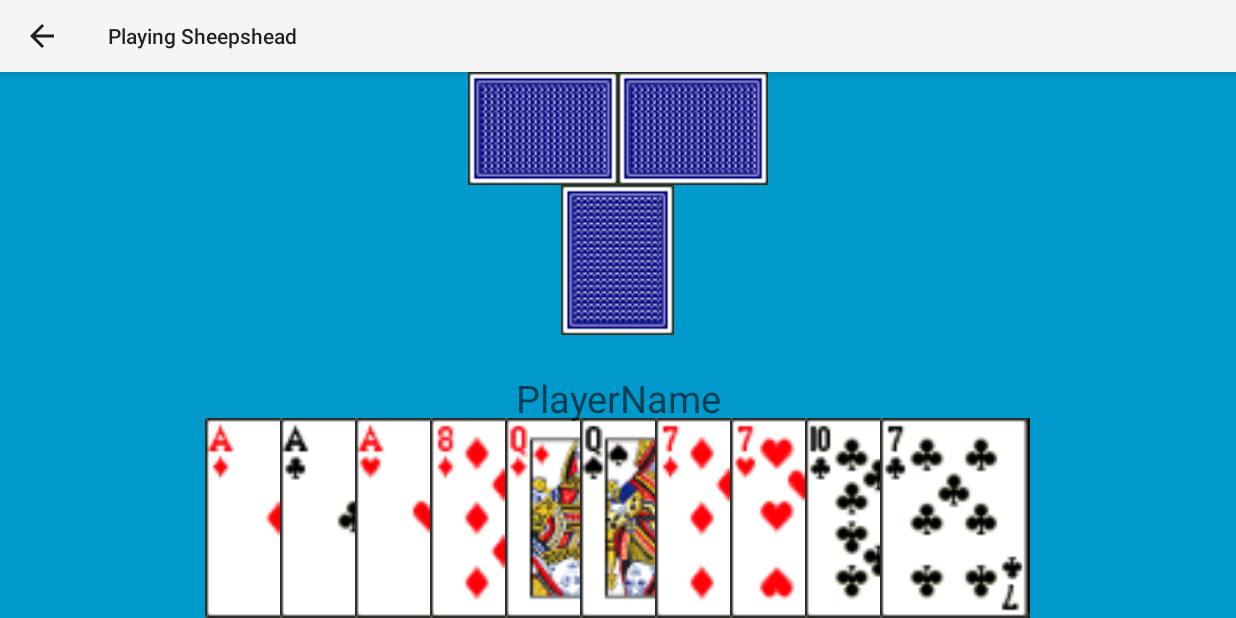
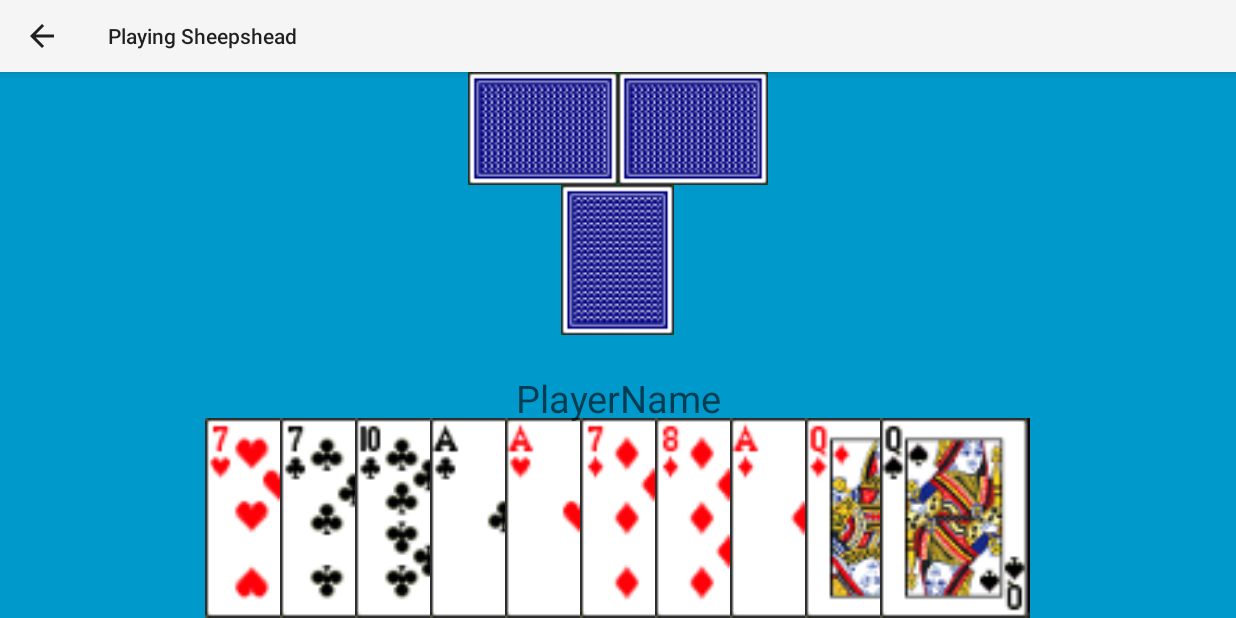
Before and after one commit to kasuboski/Sheepshead-Android, an Android app: the screen it shows after launch (PlayingActivity), after a tap on "SUBMIT", on a phone screen of 824 x 412 dp (held sideways). Run offline under Robolectric (Android 15) with nearby library versions, the phone set to English and light mode, and no system bars; 2 statements that could not run were skipped.

Commit message:
Fixed when a card is removed the views not being updated correctly.

```diff
--- a/sheepshead/src/main/java/com/JoshCorp/sheepshead/Card.java
+++ b/sheepshead/src/main/java/com/JoshCorp/sheepshead/Card.java
@@ -3,7 +3,7 @@ package com.JoshCorp.sheepshead;
 /**
  * Created by Josh on 5/24/14.
  */
-public class Card {
+public class Card implements Comparable<Card> {
     public static enum Suit {CLUBS, SPADES, HEARTS, DIAMONDS}
 
     private Suit suit;
@@ -17,6 +17,15 @@ public class Card {
         this.points = points;
         this.rank = rank;
         this.resource = resource;
+    }
+    public int compareTo(Card other) {
+        if (this.getRank() < other.getRank()) {
+            return -1;
+        }
+        else if (this.getRank() > other.getRank()) {
+            return 1;
+        }
+        return 0;
     }
 
     public Suit getSuit() {
@@ -38,4 +47,9 @@ public class Card {
     public String getResource() {
         return resource;
     }
+
+    @Override
+    public String toString(){
+        return this.getIdentifier() + " of " + this.getSuit();
+    }
 }
--- a/sheepshead/src/main/java/com/JoshCorp/sheepshead/Deck.java
+++ b/sheepshead/src/main/java/com/JoshCorp/sheepshead/Deck.java
@@ -30,7 +30,7 @@ public class Deck {
         cards.add(new Card("7", Card.Suit.HEARTS, 0, 1, "hearts_7"));
         cards.add(new Card("8", Card.Suit.HEARTS, 0, 2, "hearts_8"));
         cards.add(new Card("9", Card.Suit.HEARTS, 0, 3, "hearts_9"));
-        cards.add(new Card("k", Card.Suit.HEARTS, 4, 4, "hearts_k"));
+        cards.add(new Card("K", Card.Suit.HEARTS, 4, 4, "hearts_k"));
         cards.add(new Card("10", Card.Suit.HEARTS, 10, 5, "hearts_10"));
         cards.add(new Card("A", Card.Suit.HEARTS, 11, 6, "hearts_a"));
 
--- a/sheepshead/src/main/java/com/JoshCorp/sheepshead/Hand.java
+++ /dev/null
@@ -1,7 +0,0 @@
-package com.JoshCorp.sheepshead;
-
-/**
- * Created by Marvin on 5/25/14.
- */
-public class Hand {
-}
--- a/sheepshead/src/main/java/com/JoshCorp/sheepshead/PlayingActivity.java
+++ b/sheepshead/src/main/java/com/JoshCorp/sheepshead/PlayingActivity.java
@@ -2,62 +2,22 @@ package com.JoshCorp.sheepshead;
 
 import android.app.ActionBar;
 import android.content.Intent;
-import android.graphics.Color;
-import android.media.Image;
 import android.os.Bundle;
 import android.support.v7.app.ActionBarActivity;
-import android.view.Gravity;
-import android.view.Menu;
-import android.view.MenuItem;
 import android.view.View;
-import android.view.ViewGroup;
-import android.view.ViewManager;
 import android.widget.ImageButton;
 import android.widget.ImageView;
 import android.widget.RelativeLayout;
 import android.widget.TextView;
 
 import java.util.ArrayList;
+import java.util.Collections;
 import java.util.Random;
 
 
 public class PlayingActivity extends ActionBarActivity {
 
-    private final static int[] cardDeck = new int[] {
-            R.drawable.clubs_10,
-            R.drawable.clubs_9,
-            R.drawable.clubs_8,
-            R.drawable.clubs_7,
-            R.drawable.clubs_a,
-            R.drawable.clubs_j,
-            R.drawable.clubs_q,
-            R.drawable.clubs_k,
-            R.drawable.diamonds_10,
-            R.drawable.diamonds_9,
-            R.drawable.diamonds_8,
-            R.drawable.diamonds_7,
-            R.drawable.diamonds_a,
-            R.drawable.diamonds_k,
-            R.drawable.diamonds_q,
-            R.drawable.diamonds_j,
-            R.drawable.hearts_10,
-            R.drawable.hearts_9,
-            R.drawable.hearts_8,
-            R.drawable.hearts_7,
-            R.drawable.hearts_a,
-            R.drawable.hearts_k,
-            R.drawable.hearts_q,
-            R.drawable.hearts_j,
-            R.drawable.spades_10,
-            R.drawable.spades_9,
-            R.drawable.spades_8,
-            R.drawable.spades_7,
-            R.drawable.spades_a,
-            R.drawable.spades_k,
-            R.drawable.spades_q,
-            R.drawable.spades_j
-    };
-
+    private ArrayList<Card> hand = new ArrayList<Card>(10);
     private final static Random randy = new Random();
 
     public void getCard(View view) {
@@ -67,9 +27,12 @@ public class PlayingActivity extends ActionBarActivity {
         image.setBackground(view.getBackground());
         //move card object
         Card card = (Card)view.getTag();
+        hand.remove(card);
+        System.out.println("Removed: " + card);
+        //remove imageButton of card
+//        ((ViewManager)view.getParent()).removeView(view);
 
-        //remove imageButton of card
-        ((ViewManager)view.getParent()).removeView(view);
+        updateCards((ArrayList<Card>)hand.clone());
 
         //displayed random new card
 //        view.setBackgroundResource(cardDeck[randy.nextInt(cardDeck.length)]);
@@ -92,8 +55,21 @@ public class PlayingActivity extends ActionBarActivity {
 
         //create a deck and deal cards
         Deck deck = new Deck();
-        for(int i=1;i<=10;i++){
-            Card card = deck.draw();
+
+        for(int i=0;i<10;i++){
+            hand.add(deck.draw());
+        }
+        Collections.sort(hand);
+       updateCards((ArrayList<Card>)hand.clone());
+    }
+    private void updateCards(ArrayList<Card> cards){
+        //get the layout
+        RelativeLayout layout = (RelativeLayout)findViewById(R.id.handContainer);
+        layout.removeAllViewsInLayout();
+        for(int i=1;i<=cards.size();i++){
+            System.out.println(i);
+            Card card = cards.get(i-1);
+            System.out.println("Added: " + card);
             ImageButton image = new ImageButton(this);
             RelativeLayout.LayoutParams params =
                     new RelativeLayout.LayoutParams(RelativeLayout.LayoutParams.WRAP_CONTENT,
--- a/sheepshead/src/main/java/com/JoshCorp/sheepshead/WelcomeScreenActivity.java
+++ b/sheepshead/src/main/java/com/JoshCorp/sheepshead/WelcomeScreenActivity.java
@@ -4,8 +4,6 @@ import android.app.ActionBar;
 import android.app.Activity;
 import android.content.Intent;
 import android.os.Bundle;
-import android.view.Menu;
-import android.view.MenuItem;
 import android.view.View;
 import android.widget.EditText;
 
```
